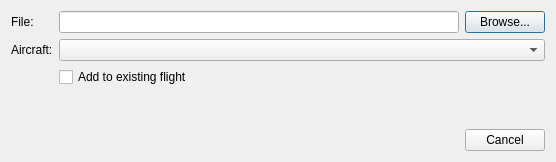
This is src/Widget/src/BasicImportDialog.ui in till213/SkyDolly as Qt 5 draws it before an edit. The edited form follows.
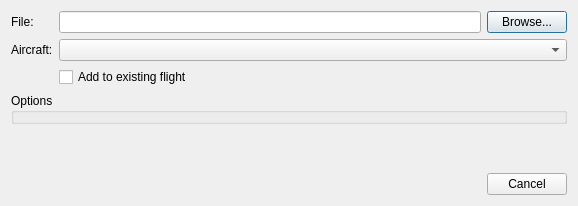
This is the edited form. Custom widgets are drawn as their Qt base class.

Commit message: Option widgets

Diff of the .ui file:
```diff
--- a/src/Widget/src/BasicImportDialog.ui
+++ b/src/Widget/src/BasicImportDialog.ui
@@ -6,13 +6,15 @@
    <rect>
     <x>0</x>
     <y>0</y>
-    <width>552</width>
-    <height>162</height>
+    <width>578</width>
+    <height>206</height>
    </rect>
   </property>
   <property name="windowTitle">
    <string>Import</string>
   </property>
+  <layout class="QVBoxLayout" name="verticalLayout">
+   <item>
   <layout class="QFormLayout" name="formLayout">
    <item row="0" column="0">
     <widget class="QLabel" name="fileLabel">
@@ -42,17 +44,33 @@
      </item>
     </layout>
    </item>
-   <item row="3" column="1">
+     <item row="1" column="0">
+      <widget class="QLabel" name="aircraftLabel">
+       <property name="text">
+        <string>Aircraft:</string>
+       </property>
+      </widget>
+     </item>
+     <item row="1" column="1">
     <widget class="AircraftSelectionComboBox" name="aircraftSelectionComboBox"/>
    </item>
-   <item row="4" column="1">
+     <item row="2" column="1">
     <widget class="QCheckBox" name="addToFlightCheckBox">
      <property name="text">
       <string>Add to existing flight</string>
      </property>
     </widget>
    </item>
-   <item row="5" column="1">
+    </layout>
+   </item>
+   <item>
+    <widget class="QGroupBox" name="optionGroupBox">
+     <property name="title">
+      <string>Options</string>
+     </property>
+    </widget>
+   </item>
+   <item>
     <spacer name="verticalSpacer">
      <property name="orientation">
       <enum>Qt::Vertical</enum>
@@ -65,7 +83,7 @@
      </property>
     </spacer>
    </item>
-   <item row="7" column="0" colspan="2">
+   <item>
     <widget class="QDialogButtonBox" name="defaultButtonBox">
      <property name="orientation">
       <enum>Qt::Horizontal</enum>
@@ -75,13 +93,6 @@
      </property>
     </widget>
    </item>
-   <item row="3" column="0">
-    <widget class="QLabel" name="label_2">
-     <property name="text">
-      <string>Aircraft:</string>
-     </property>
-    </widget>
-   </item>
   </layout>
  </widget>
  <customwidgets>
```
Lines whose indentation alone changed are shown as unchanged. The commit also changes 14 other files.
